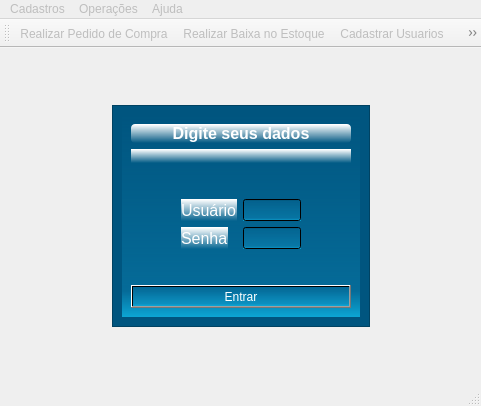
The window that telas/principal.ui (alissonbf/projeto-coopervap) describes before a commit, drawn with Qt 5.
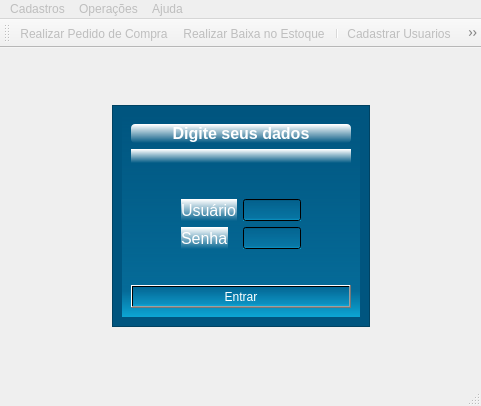
The same window after the commit. Icons and pictures are not drawn.

Commit message: criação de telas, e implementação do cadastro de departamento

The edit to the form file:
```diff
--- a/telas/principal.ui
+++ b/telas/principal.ui
@@ -306,11 +306,11 @@
    </attribute>
    <addaction name="actionRealizar_Pedido_de_Compra"/>
    <addaction name="actionRealizar_Baixa_no_Estoque"/>
+   <addaction name="separator"/>
    <addaction name="actionCadastrar_Usuarios"/>
    <addaction name="actionCadastrar_Tecnicos"/>
    <addaction name="actionCadastrar_Equipamentos"/>
    <addaction name="actionCadastrar_Departamentos"/>
-   <addaction name="actionCadastrar_SubDepartamentos"/>
    <addaction name="separator"/>
    <addaction name="actionSair"/>
   </widget>
```
Left out of the diff: 4 changed lines with no effect on the pictures. The commit also changes 6 other files.
